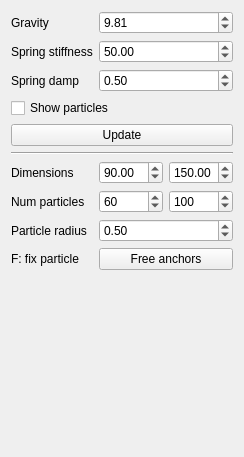
Qt form forms/widgetcloth.ui (FilippoVenturini8/PhysicSimulations) before a commit.
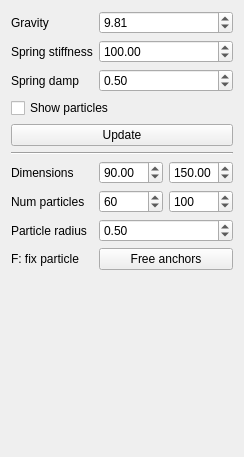
The same form after that commit.

```diff
--- a/forms/widgetcloth.ui
+++ b/forms/widgetcloth.ui
@@ -50,7 +50,7 @@
       <double>10.000000000000000</double>
      </property>
      <property name="value">
-      <double>50.000000000000000</double>
+      <double>100.000000000000000</double>
      </property>
     </widget>
    </item>
```
